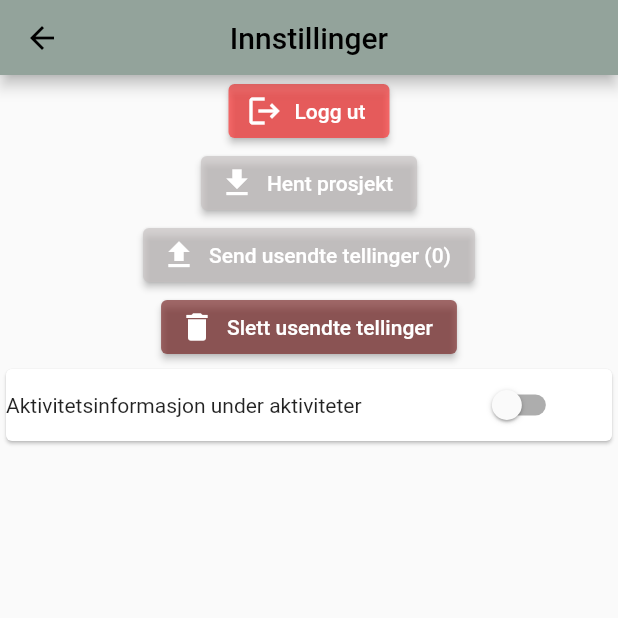
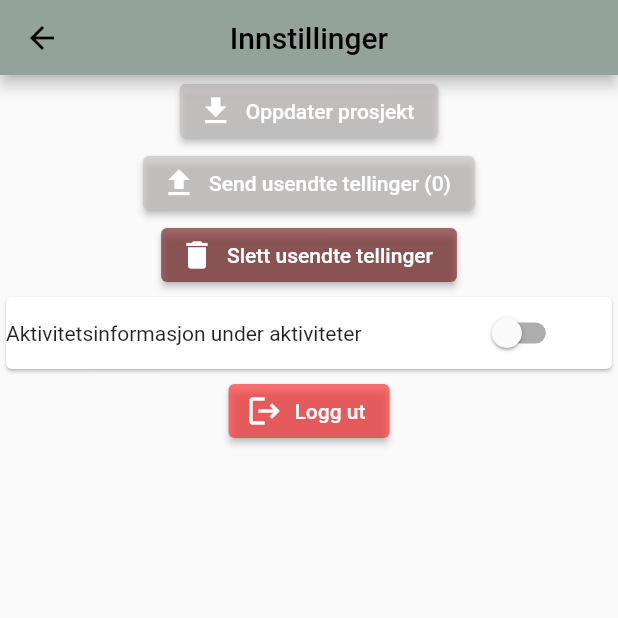
Before and after one commit to zaktaw/DATA3900-Bacheloroppgave, a Flutter app: the Settings screen opened by its route, on a phone screen of 412 x 824 dp, the top half of it. Run offline on Flutter 3.47's test engine with Material 2 defaults, Android fonts, the phone set to English and light mode, and no system bars; our stand-ins replace auto_size_text, connectivity_plus, dots_indicator, flutter_secure_storage, fluttertoast, hive and 1 more; accounts and stored records are empty.

Commit message:
tweaks settings

```diff
--- a/lib/settings_page/settings.dart
+++ b/lib/settings_page/settings.dart
@@ -14,9 +14,7 @@ import '../resources/app_theme.dart';
 
 class Settings extends StatefulWidget {
 
-  //Function function;
-
-  Settings({Key? key}) : super(key: key);
+  const Settings({Key? key}) : super(key: key);
 
   @override
   State<Settings> createState() => _SettingsState();
@@ -27,6 +25,7 @@ class _SettingsState extends State<Settings> {
 
   @override
   void initState() {
+
     final unsentTttEntriesBox = UnsentTttEntriesBox.getTttEntries();
     if (unsentTttEntriesBox.isNotEmpty) {
       setState(() {
@@ -35,7 +34,7 @@ class _SettingsState extends State<Settings> {
     }
   }
 
-  late bool isSwitched =
+  late bool toggleMoreInfoInActivity =
       SettingsBox.getSettingsBox().get(activityInfoSettingKey)!;
 
   void logout(BuildContext context) {
@@ -50,7 +49,7 @@ class _SettingsState extends State<Settings> {
             if (ok)
               {
                 Fluttertoast.showToast(
-                  msg: "Prosjekt hentet", // message
+                  msg: "Prosjekt oppdatert", // message
                   toastLength: Toast.LENGTH_SHORT, // length
                   gravity: ToastGravity.CENTER, // location
                   timeInSecForIosWeb: 4, // duration,
@@ -90,6 +89,8 @@ class _SettingsState extends State<Settings> {
     var connectivityResult = await (Connectivity().checkConnectivity());
     if (connectivityResult != ConnectivityResult.none) {
       HttpRequests.sendUnsentTttObjects().then((length) => {
+        if(UnsentTttEntriesBox.getTttEntries().isNotEmpty)
+
             setState(() => {numberOfUnsentTttEntries = length})
           });
     } else {
@@ -118,25 +119,17 @@ class _SettingsState extends State<Settings> {
     return Scaffold(
         appBar: SettingsTopbar("Innstillinger", '/homescreen', null),
         body: Column(
-        children:[
+          children: [
             ElevatedButton.icon(
-            icon: Icon(Icons.logout),
-            label: Text("Logg ut"),
-            style: ButtonStyle(
-                backgroundColor: MaterialStateProperty.all(
-                    Color.fromARGB(167, 255, 43, 43))),
-            onPressed: () => logout(context)),
-
-      ElevatedButton.icon(
-            icon: Icon(Icons.download),
-            label: Text("Hent prosjekt"),
+                icon: const Icon(Icons.download),
+                label: const Text("Oppdater prosjekt"),
                 style: ButtonStyle(
                     backgroundColor: MaterialStateProperty.all(
                         Color.fromARGB(167, 198, 193, 193))),
                 onPressed: () => getProject()),
 
             ElevatedButton.icon(
-            icon: Icon(Icons.upload),
+                icon: const Icon(Icons.upload),
                 label: Text("Send usendte tellinger (" +
                     (numberOfUnsentTttEntries.toString()) +
                     ")"),
@@ -144,10 +137,9 @@ class _SettingsState extends State<Settings> {
                     backgroundColor: MaterialStateProperty.all(
                         Color.fromARGB(167, 198, 193, 193))),
                 onPressed: () => sendUnsentTttObjects()),
-
             ElevatedButton.icon(
                 icon: Icon(Icons.delete),
-            label: Text("Slett usendte tellinger"),
+                label: const Text("Slett usendte tellinger"),
                 style: ButtonStyle(
                     backgroundColor: MaterialStateProperty.all(
                         Color.fromARGB(167, 116, 31, 31))),
@@ -156,21 +148,31 @@ class _SettingsState extends State<Settings> {
             Card(
                 child: Row(
               children: <Widget>[
-          Expanded(
+                const Expanded(
                     flex: 7,
                     child: Text("Aktivitetsinformasjon under aktiviteter")),
                 Expanded(
                     flex: 3,
                     child: Switch(
-                  value: isSwitched,
+                        value: toggleMoreInfoInActivity,
                         onChanged: (value) {
                           setState(() {
-                      isSwitched = value;
+                            toggleMoreInfoInActivity = value;
                             SettingsBox.getSettingsBox()
-                          .put(activityInfoSettingKey, isSwitched);
+                                .put(activityInfoSettingKey, toggleMoreInfoInActivity);
                           });
-                  }))
-        ],))],
+                        }))])),
+
+                ElevatedButton.icon(
+                    icon: Icon(Icons.logout),
+                    label: const Text("Logg ut"),
+                    style: ButtonStyle(
+                        backgroundColor: MaterialStateProperty.all(
+                            Color.fromARGB(167, 255, 43, 43))),
+                    onPressed: () => logout(context)),
+
+
+          ],
         ));
   }
 }
```
Also changed, not shown: 2 other files. Lines whose indentation alone changed are shown as unchanged.
